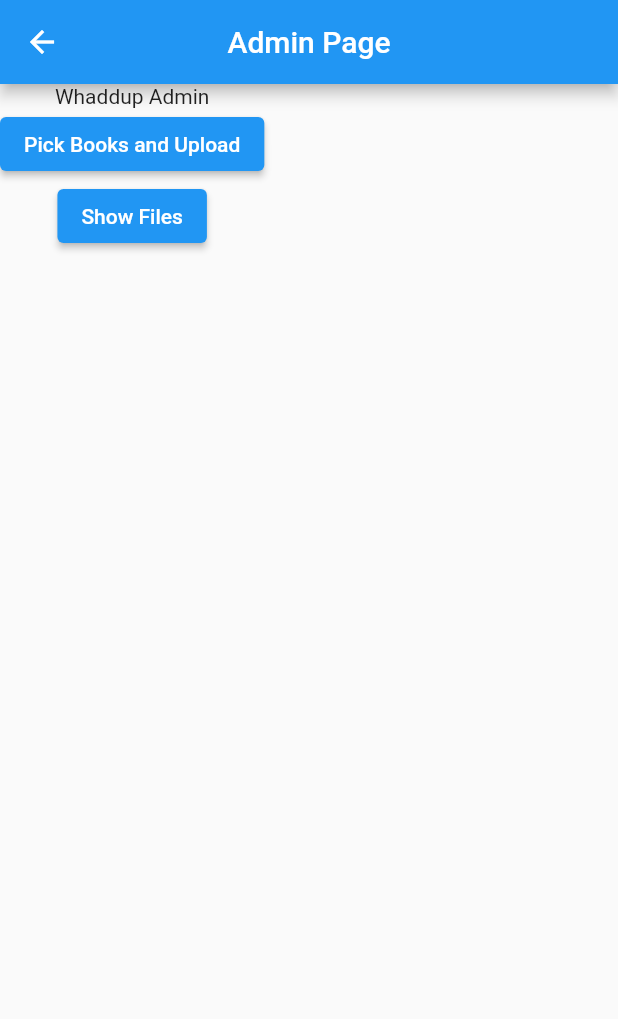
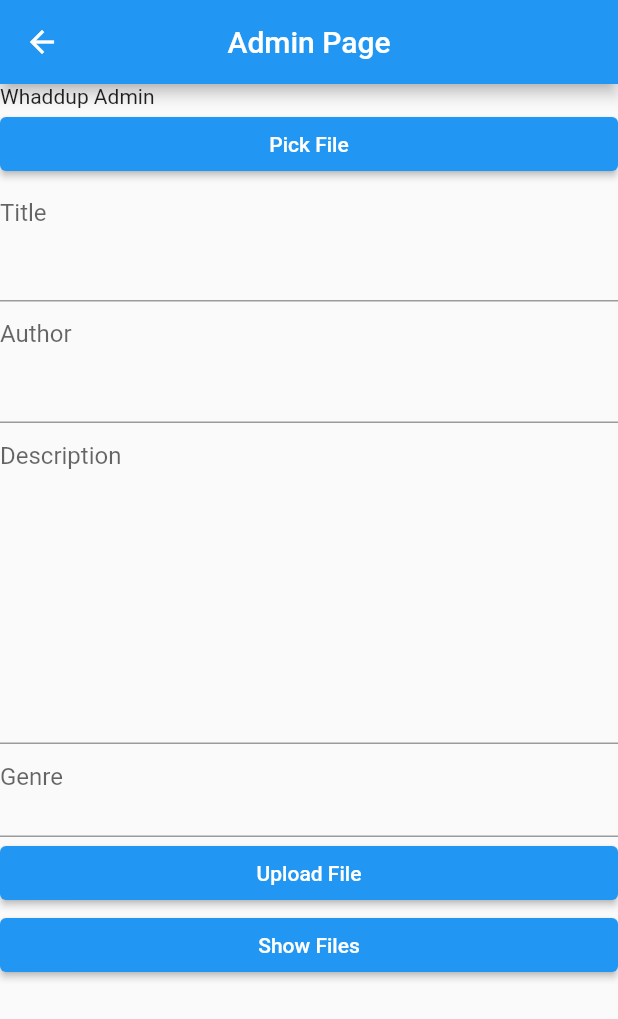
Before and after one commit to zinbrox/books_app, a Flutter app: the AdminPage screen opened by its route, on a phone screen of 412 x 824 dp. Shown: the top 1019 px of the screen. Run offline on Flutter 3.47's test engine with Material 2 defaults, Android fonts, the light colour scheme and no system bars; our stand-ins replace file_picker, firebase_auth, firebase_core, firebase_storage, google_sign_in; missing offline and left inert: downloads_path_provider, epub_viewer; accounts and stored records are empty.

Commit message:
Added 1) Upload epub Files with title, author, description, genre 2) Show Uploaded Files 3) Ability to Download and files opened automatically (will change)

```diff
--- a/lib/pages/adminPage.dart
+++ b/lib/pages/adminPage.dart
@@ -11,6 +11,16 @@ class AdminPage extends StatefulWidget {
 }
 
 class _AdminPageState extends State<AdminPage> {
+  FilePickerResult result;
+  final TextEditingController _title = new TextEditingController();
+  final TextEditingController _author = new TextEditingController();
+  final TextEditingController _description = new TextEditingController();
+  final TextEditingController _genre = new TextEditingController();
+  String titleText, authorText, descriptionText, genreText;
+
+  Future<void> pickFile() async {
+    result = await FilePicker.platform.pickFiles(allowMultiple: true);
+  }
 
   Future<void> fileUpload() async {
 
@@ -18,11 +28,13 @@ class _AdminPageState extends State<AdminPage> {
     firebase_storage.SettableMetadata(
       cacheControl: 'max-age=60',
       customMetadata: <String, String>{
-        'description': 'Pluto is a dwarf planet in the Kuiper belt, a ring of bodies beyond the orbit of Neptune. It was the first and the largest Kuiper belt object to be discovered. After Pluto was discovered in 1930, it was declared to be the ninth planet from the Sun',
-        'title': 'Pluto',
+        'title': '$titleText',
+        'author': '$authorText',
+        'description': '$descriptionText',
+        'genre': '$genreText',
       },
     );
-    FilePickerResult result = await FilePicker.platform.pickFiles(allowMultiple: true);
+    //FilePickerResult result = await FilePicker.platform.pickFiles(allowMultiple: true);
 
     if(result != null) {
       List<File> files = result.paths.map((path) => File(path)).toList();
@@ -63,10 +75,15 @@ class _AdminPageState extends State<AdminPage> {
         title: Text("Admin Page"),
         centerTitle: true,
       ),
-      body: Column(
+      body: ListView(
         children: <Widget>[
           Text("Whaddup Admin"),
-          ElevatedButton(onPressed: () {fileUpload();}, child: Text("Pick Books and Upload")),
+          ElevatedButton(onPressed: () {pickFile();}, child: Text("Pick File"),),
+          TextFormField(controller: _title, maxLines: 3, onChanged: (value){titleText=_title.text;}, decoration: InputDecoration(hintText: "Title"),),
+          TextFormField(controller: _author, maxLines: 3, onChanged: (value){authorText=_author.text;}, decoration: InputDecoration(hintText: "Author"),),
+          TextFormField(controller: _description, maxLines: 10, onChanged: (value){descriptionText=_description.text;}, decoration: InputDecoration(hintText: "Description"),),
+          TextFormField(controller: _genre, maxLines: 2, onChanged: (value){genreText=_genre.text;}, decoration: InputDecoration(hintText: "Genre"),),
+          ElevatedButton(onPressed: () {fileUpload();}, child: Text("Upload File")),
           ElevatedButton(onPressed: () {showFiles();}, child: Text("Show Files")),
         ],
       ),
--- a/pubspec.yaml
+++ b/pubspec.yaml
@@ -29,6 +29,8 @@ dependencies:
   firebase_auth: ^0.20.1
   google_sign_in: ^4.5.9
   firebase_storage: ^7.0.0
+  path_provider: ^1.6.14
+  downloads_path_provider: ^0.1.0
 
 
   # The following adds the Cupertino Icons font to your application.
```
Also changed, not shown: lib/pages/mainHomePage.dart (+70 -5 lines), pubspec.lock, 1 other file.
